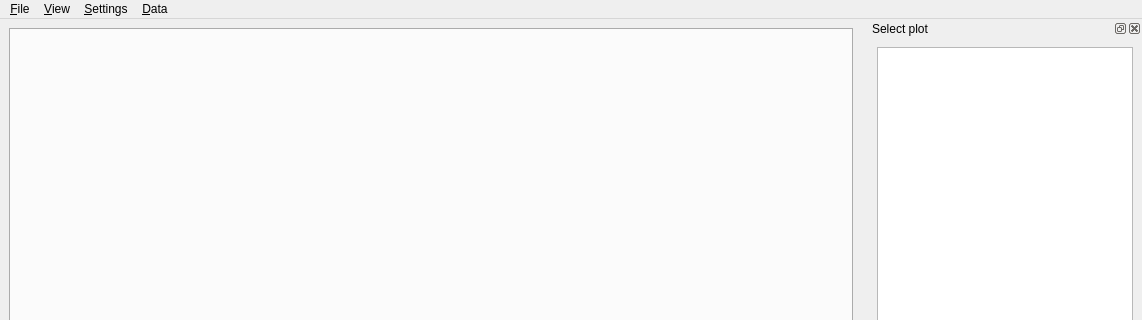
Qt form flent/ui/mainwindow.ui (tohojo/flent) before a commit; both pictures show x 0 to 1142 and y 0 to 320 of the 1142 by 775 pixel window.
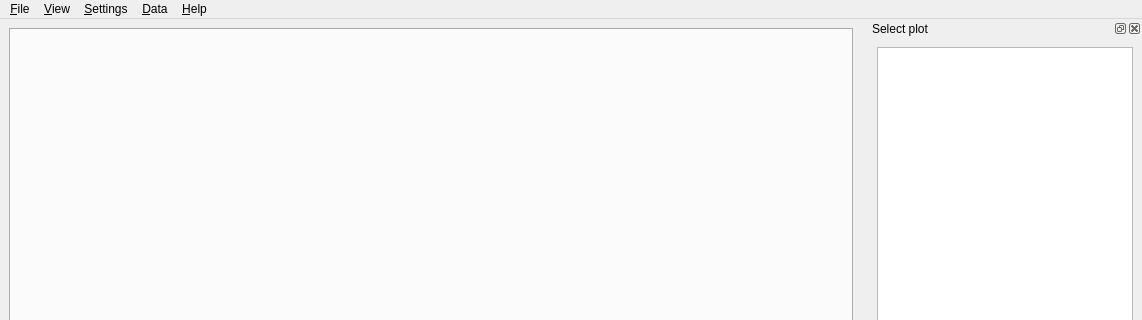
The same form after that commit.

Commit message: gui: Add Help menu

What changed in the file:
```diff
--- a/flent/ui/mainwindow.ui
+++ b/flent/ui/mainwindow.ui
@@ -111,10 +111,22 @@
     <addaction name="checkDebugLog"/>
     <addaction name="checkExceptionLog"/>
    </widget>
+   <widget class="QMenu" name="menu_Help">
+    <property name="title">
+     <string>&amp;Help</string>
+    </property>
+    <addaction name="actionHelpGUI"/>
+    <addaction name="actionHelpRunning"/>
+    <addaction name="actionHelpTests"/>
+    <addaction name="separator"/>
+    <addaction name="actionHelpBug"/>
+    <addaction name="actionHelpAbout"/>
+   </widget>
    <addaction name="menu_File"/>
    <addaction name="menu_View"/>
    <addaction name="menu_Settings"/>
    <addaction name="menu_Data"/>
+   <addaction name="menu_Help"/>
   </widget>
   <widget class="QStatusBar" name="statusbar"/>
   <widget class="QDockWidget" name="plotDock">
```
Left out of the diff: 25 changed lines with no effect on the pictures. The commit also changes 2 other files.
